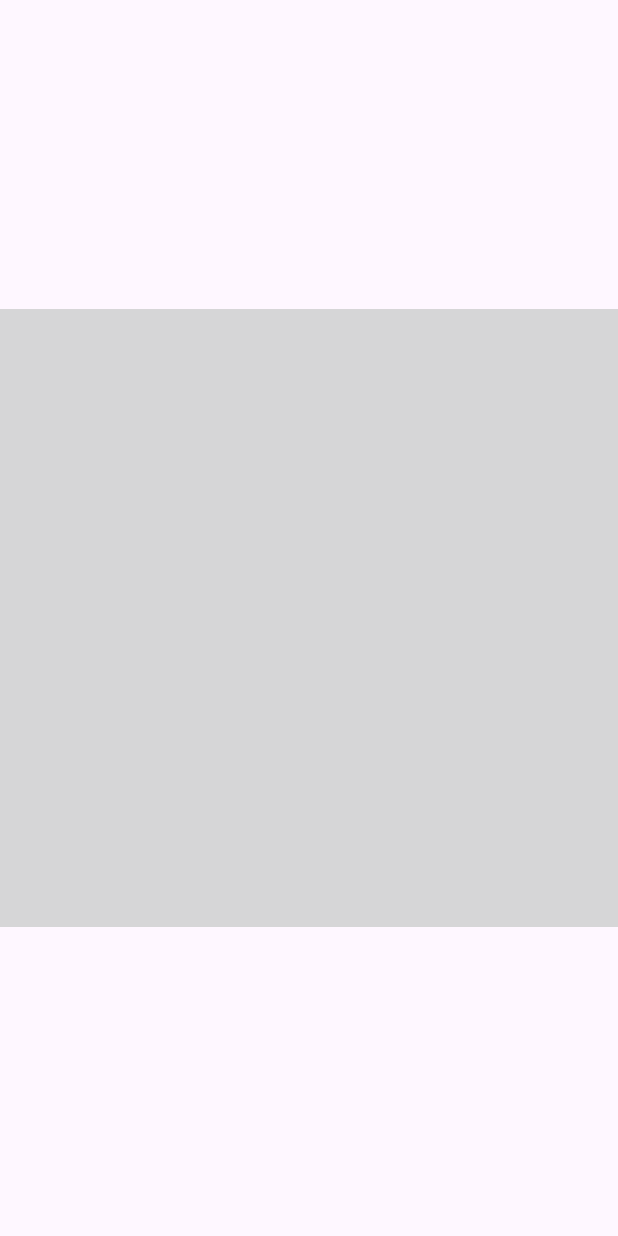
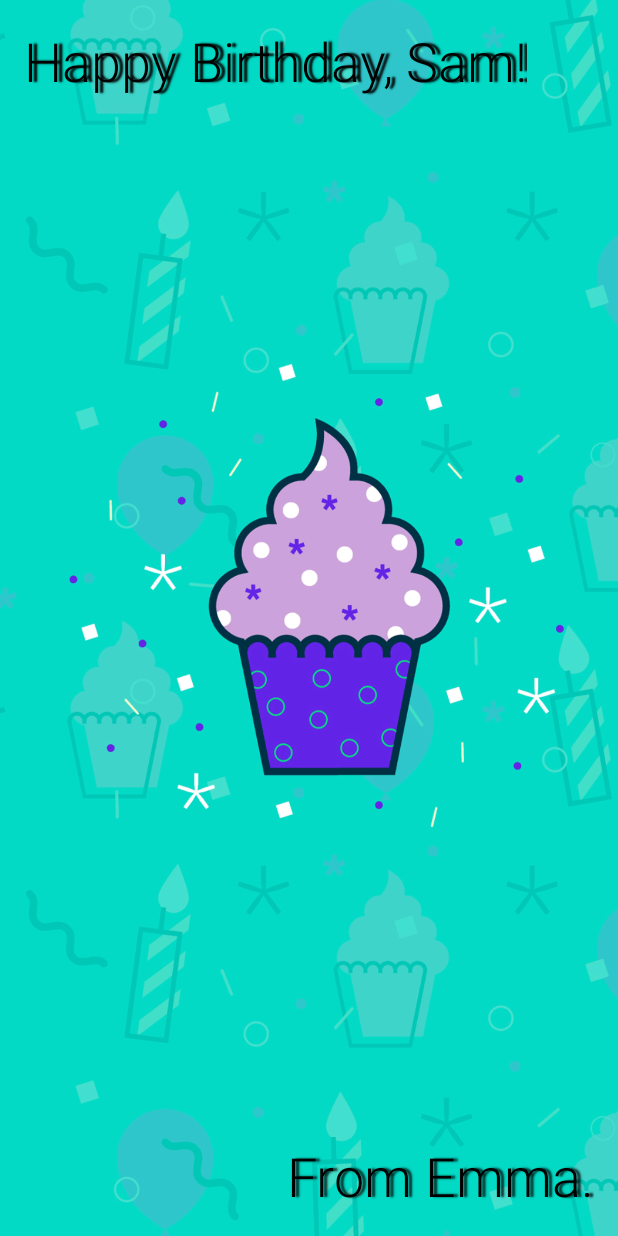
Before and after one commit to tolgaprm/AndroidDocumentsExamples, an Android app: the layout activity_main.xml on its own in the app's theme, with its tools: preview values and no code run, on a phone screen of 412 x 824 dp. Run offline under Robolectric (Android 15) with nearby library versions, the phone set to English and light mode, and no system bars.

Commit message:
Completed build a basic layout

```diff
--- a/app/src/main/res/layout/activity_main.xml
+++ b/app/src/main/res/layout/activity_main.xml
@@ -6,18 +6,49 @@
     android:layout_height="match_parent"
     tools:context=".MainActivity">
 
+    <ImageView
+        android:id="@+id/imageView"
+        android:layout_width="0dp"
+        android:layout_height="0dp"
+        android:scaleType="centerCrop"
+        android:importantForAccessibility="no"
+        app:layout_constraintBottom_toBottomOf="parent"
+        app:layout_constraintEnd_toEndOf="parent"
+        app:layout_constraintStart_toStartOf="parent"
+        app:layout_constraintTop_toTopOf="parent"
+        app:srcCompat="@drawable/androidparty" />
+
+    <TextView
+        android:id="@+id/textView2"
+        android:layout_width="wrap_content"
+        android:layout_height="wrap_content"
+        android:layout_marginEnd="16dp"
+        android:layout_marginBottom="16dp"
+        android:fontFamily="sans-serif-light"
+        android:shadowColor="#C9000000"
+        android:shadowDx="4"
+        android:shadowRadius="1"
+        android:text="@string/signature_text"
+        android:textColor="@android:color/black"
+        android:textSize="36sp"
+        app:layout_constraintBottom_toBottomOf="parent"
+        app:layout_constraintEnd_toEndOf="parent" />
+
     <TextView
         android:layout_width="wrap_content"
         android:layout_height="wrap_content"
-        android:text="Hello World!"
-        app:layout_constraintBottom_toBottomOf="parent"
-        app:layout_constraintEnd_toEndOf="parent"
+        android:layout_marginStart="16dp"
+        android:layout_marginTop="16dp"
+        android:fontFamily="sans-serif-light"
+        android:shadowColor="#000000"
+        android:shadowDx="5"
+        android:shadowDy="0"
+        android:shadowRadius="1"
+        android:text="@string/happy_birthday_text"
+        android:textColor="@android:color/black"
+        android:textSize="36sp"
         app:layout_constraintStart_toStartOf="parent"
         app:layout_constraintTop_toTopOf="parent" />
 
-    <ImageView
-        android:layout_width="match_parent"
-        android:layout_height="match_parent"
-        android:src="@drawable/pexel_icon" />
 
 </androidx.constraintlayout.widget.ConstraintLayout>
--- a/app/src/main/res/values/strings.xml
+++ b/app/src/main/res/values/strings.xml
@@ -2,4 +2,6 @@
     <string name="app_name">InvioDocuments</string>
     <string name="dark_theme">Dark Theme</string>
     <string name="light_theme">Light Theme</string>
+    <string name="happy_birthday_text">Happy Birthday, Sam!</string>
+    <string name="signature_text">From Emma.</string>
 </resources>
```
Also changed, not shown: app/src/main/res/drawable/androidparty.png (added), 1 other file.
